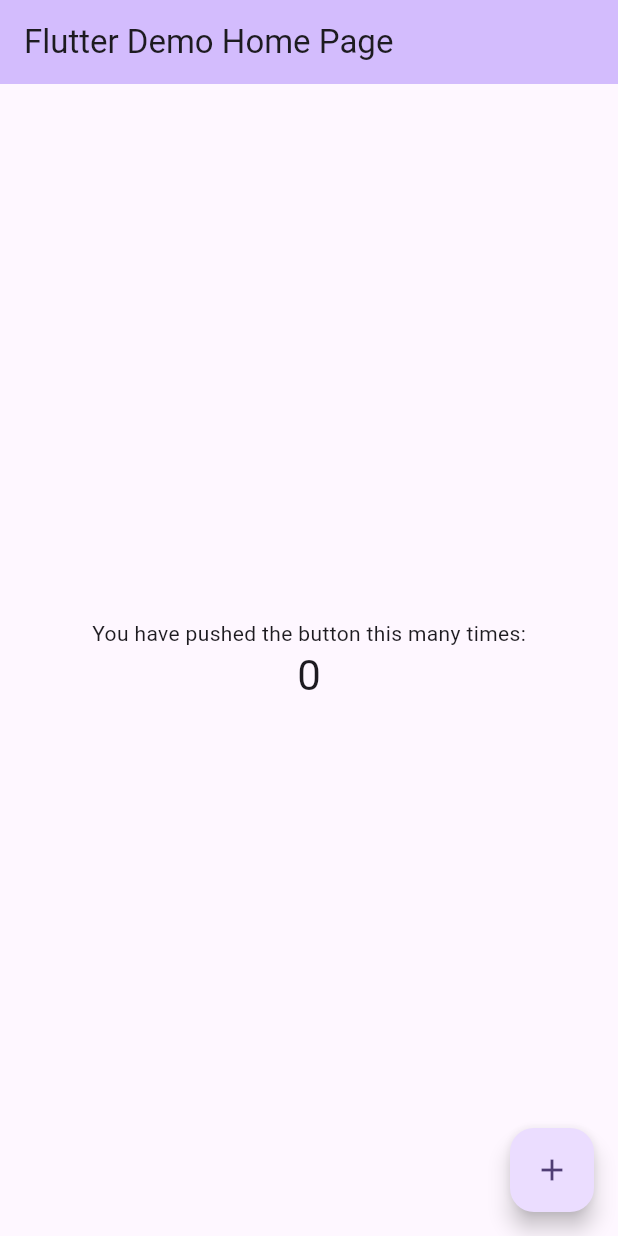
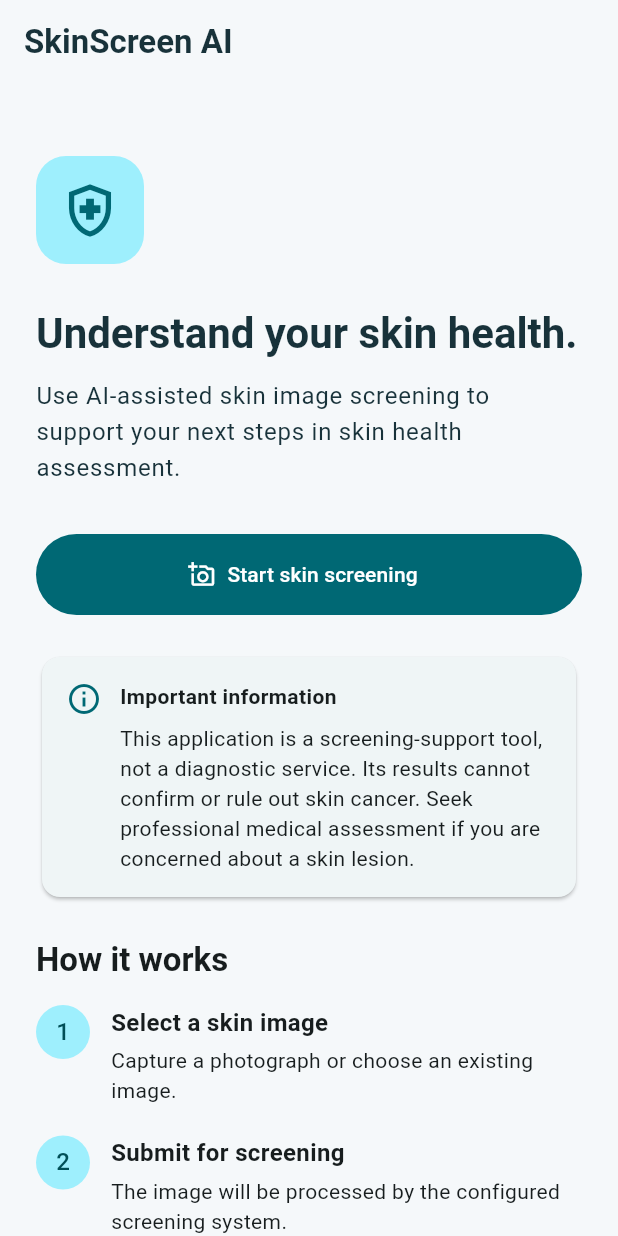
Before and after one commit to Professorgitcode/smartphone-ai-skin-cancer-screening, a Flutter app: the screen it shows after launch, on a phone screen of 412 x 824 dp. Run offline on Flutter 3.47's test engine with Material 3 defaults, Android fonts, the light colour scheme and no system bars.

Commit message:
feat: implement screening home screen

```diff
--- /dev/null
+++ b/lib/app/app.dart
@@ -0,0 +1,18 @@
+import 'package:flutter/material.dart';
+
+import 'theme.dart';
+import '../features/home/presentation/home_screen.dart';
+
+class SkinScreenApp extends StatelessWidget {
+  const SkinScreenApp({super.key});
+
+  @override
+  Widget build(BuildContext context) {
+    return MaterialApp(
+      title: 'SkinScreen AI',
+      debugShowCheckedModeBanner: false,
+      theme: AppTheme.lightTheme,
+      home: const HomeScreen(),
+    );
+  }
+}
--- /dev/null
+++ b/lib/app/theme.dart
@@ -0,0 +1,34 @@
+import 'package:flutter/material.dart';
+
+class AppTheme {
+  AppTheme._();
+
+  static const Color primaryColor = Color(0xFF087F8C);
+  static const Color backgroundColor = Color(0xFFF5F8FA);
+  static const Color textColor = Color(0xFF18323A);
+
+  static ThemeData get lightTheme {
+    return ThemeData(
+      useMaterial3: true,
+      colorScheme: ColorScheme.fromSeed(
+        seedColor: primaryColor,
+        brightness: Brightness.light,
+      ),
+      scaffoldBackgroundColor: backgroundColor,
+      appBarTheme: const AppBarTheme(
+        backgroundColor: backgroundColor,
+        foregroundColor: textColor,
+        elevation: 0,
+        centerTitle: false,
+      ),
+      textTheme: const TextTheme(
+        headlineMedium: TextStyle(
+          fontSize: 28,
+          fontWeight: FontWeight.bold,
+          color: textColor,
+        ),
+        bodyLarge: TextStyle(fontSize: 16, color: textColor),
+      ),
+    );
+  }
+}
--- /dev/null
+++ b/lib/features/home/presentation/home_screen.dart
@@ -0,0 +1,195 @@
+import 'package:flutter/material.dart';
+
+class HomeScreen extends StatelessWidget {
+  const HomeScreen({super.key});
+
+  @override
+  Widget build(BuildContext context) {
+    return Scaffold(
+      appBar: AppBar(
+        title: const Text(
+          'SkinScreen AI',
+          style: TextStyle(fontWeight: FontWeight.bold),
+        ),
+      ),
+      body: SafeArea(
+        child: SingleChildScrollView(
+          padding: const EdgeInsets.all(24),
+          child: Column(
+            crossAxisAlignment: CrossAxisAlignment.start,
+            children: [
+              const SizedBox(height: 24),
+
+              Container(
+                width: 72,
+                height: 72,
+                decoration: BoxDecoration(
+                  color: Theme.of(context).colorScheme.primaryContainer,
+                  borderRadius: BorderRadius.circular(20),
+                ),
+                child: Icon(
+                  Icons.health_and_safety_outlined,
+                  size: 42,
+                  color: Theme.of(context).colorScheme.primary,
+                ),
+              ),
+
+              const SizedBox(height: 28),
+
+              Text(
+                'Understand your skin health.',
+                style: Theme.of(context).textTheme.headlineMedium,
+              ),
+
+              const SizedBox(height: 12),
+
+              Text(
+                'Use AI-assisted skin image screening to support '
+                'your next steps in skin health assessment.',
+                style: Theme.of(context).textTheme.bodyLarge
+                    ?.copyWith(height: 1.5),
+              ),
+
+              const SizedBox(height: 32),
+
+              SizedBox(
+                width: double.infinity,
+                height: 54,
+                child: FilledButton.icon(
+                  onPressed: () {
+                    ScaffoldMessenger.of(context).showSnackBar(
+                      const SnackBar(
+                        content: Text(
+                          'Image selection will be implemented next.',
+                        ),
+                      ),
+                    );
+                  },
+                  icon: const Icon(Icons.add_a_photo_outlined),
+                  label: const Text('Start skin screening'),
+                ),
+              ),
+
+              const SizedBox(height: 24),
+
+              Card(
+                child: Padding(
+                  padding: const EdgeInsets.all(16),
+                  child: Row(
+                    crossAxisAlignment: CrossAxisAlignment.start,
+                    children: [
+                      Icon(
+                        Icons.info_outline,
+                        color: Theme.of(context).colorScheme.primary,
+                      ),
+                      const SizedBox(width: 12),
+                      const Expanded(
+                        child: Column(
+                          crossAxisAlignment: CrossAxisAlignment.start,
+                          children: [
+                            Text(
+                              'Important information',
+                              style: TextStyle(fontWeight: FontWeight.bold),
+                            ),
+                            SizedBox(height: 8),
+                            Text(
+                              'This application is a screening-support '
+                              'tool, not a diagnostic service. Its '
+                              'results cannot confirm or rule out skin '
+                              'cancer. Seek professional medical '
+                              'assessment if you are concerned about a '
+                              'skin lesion.',
+                            ),
+                          ],
+                        ),
+                      ),
+                    ],
+                  ),
+                ),
+              ),
+
+              const SizedBox(height: 24),
+
+              Text(
+                'How it works',
+                style: Theme.of(context).textTheme.titleLarge
+                    ?.copyWith(fontWeight: FontWeight.bold),
+              ),
+
+              const SizedBox(height: 16),
+
+              const _WorkflowStep(
+                number: '1',
+                title: 'Select a skin image',
+                description:
+                    'Capture a photograph or choose an existing image.',
+              ),
+
+              const _WorkflowStep(
+                number: '2',
+                title: 'Submit for screening',
+                description:
+                    'The image will be processed by the configured '
+                    'screening system.',
+              ),
+
+              const _WorkflowStep(
+                number: '3',
+                title: 'Review the result',
+                description:
+                    'Read the available screening information and '
+                    'appropriate follow-up guidance.',
+              ),
+            ],
+          ),
+        ),
+      ),
+    );
+  }
+}
+
+class _WorkflowStep extends StatelessWidget {
+  const _WorkflowStep({
+    required this.number,
+    required this.title,
+    required this.description,
+  });
+
+  final String number;
+  final String title;
+  final String description;
+
+  @override
+  Widget build(BuildContext context) {
+    return Padding(
+      padding: const EdgeInsets.only(bottom: 20),
+      child: Row(
+        crossAxisAlignment: CrossAxisAlignment.start,
+        children: [
+          CircleAvatar(radius: 18, child: Text(number)),
+          const SizedBox(width: 14),
+          Expanded(
+            child: Column(
+              crossAxisAlignment: CrossAxisAlignment.start,
+              children: [
+                Text(
+                  title,
+                  style: const TextStyle(
+                    fontWeight: FontWeight.w600,
+                    fontSize: 16,
+                  ),
+                ),
+                const SizedBox(height: 4),
+                Text(
+                  description,
+                  style: Theme.of(context).textTheme.bodyMedium
+                      ?.copyWith(height: 1.4),
+                ),
+              ],
+            ),
+          ),
+        ],
+      ),
+    );
+  }
+}
--- a/lib/main.dart
+++ b/lib/main.dart
@@ -1,122 +1,7 @@
 import 'package:flutter/material.dart';
 
+import 'app/app.dart';
+
 void main() {
-  runApp(const MyApp());
+  runApp(const SkinScreenApp());
 }
-
-class MyApp extends StatelessWidget {
-  const MyApp({super.key});
-
-  // This widget is the root of your application.
-  @override
-  Widget build(BuildContext context) {
-    return MaterialApp(
-      title: 'Flutter Demo',
-      theme: ThemeData(
-        // This is the theme of your application.
-        //
-        // TRY THIS: Try running your application with "flutter run". You'll see
-        // the application has a purple toolbar. Then, without quitting the app,
-        // try changing the seedColor in the colorScheme below to Colors.green
-        // and then invoke "hot reload" (save your changes or press the "hot
-        // reload" button in a Flutter-supported IDE, or press "r" if you used
-        // the command line to start the app).
-        //
-        // Notice that the counter didn't reset back to zero; the application
-        // state is not lost during the reload. To reset the state, use hot
-        // restart instead.
-        //
-        // This works for code too, not just values: Most code changes can be
-        // tested with just a hot reload.
-        colorScheme: .fromSeed(seedColor: Colors.deepPurple),
-      ),
-      home: const MyHomePage(title: 'Flutter Demo Home Page'),
-    );
-  }
-}
-
-class MyHomePage extends StatefulWidget {
-  const MyHomePage({super.key, required this.title});
-
-  // This widget is the home page of your application. It is stateful, meaning
-  // that it has a State object (defined below) that contains fields that affect
-  // how it looks.
-
-  // This class is the configuration for the state. It holds the values (in this
-  // case the title) provided by the parent (in this case the App widget) and
-  // used by the build method of the State. Fields in a Widget subclass are
-  // always marked "final".
-
-  final String title;
-
-  @override
-  State<MyHomePage> createState() => _MyHomePageState();
-}
-
-class _MyHomePageState extends State<MyHomePage> {
-  int _counter = 0;
-
-  void _incrementCounter() {
-    setState(() {
-      // This call to setState tells the Flutter framework that something has
-      // changed in this State, which causes it to rerun the build method below
-      // so that the display can reflect the updated values. If we changed
-      // _counter without calling setState(), then the build method would not be
-      // called again, and so nothing would appear to happen.
-      _counter++;
-    });
-  }
-
-  @override
-  Widget build(BuildContext context) {
-    // This method is rerun every time setState is called, for instance as done
-    // by the _incrementCounter method above.
-    //
-    // The Flutter framework has been optimized to make rerunning build methods
-    // fast, so that you can just rebuild anything that needs updating rather
-    // than having to individually change instances of widgets.
-    return Scaffold(
-      appBar: AppBar(
-        // TRY THIS: Try changing the color here to a specific color (to
-        // Colors.amber, perhaps?) and trigger a hot reload to see the AppBar
-        // change color while the other colors stay the same.
-        backgroundColor: Theme.of(context).colorScheme.inversePrimary,
-        // Here we take the value from the MyHomePage object that was created by
-        // the App.build method, and use it to set our appbar title.
-        title: Text(widget.title),
-      ),
-      body: Center(
-        // Center is a layout widget. It takes a single child and positions it
-        // in the middle of the parent.
-        child: Column(
-          // Column is also a layout widget. It takes a list of children and
-          // arranges them vertically. By default, it sizes itself to fit its
-          // children horizontally, and tries to be as tall as its parent.
-          //
-          // Column has various properties to control how it sizes itself and
-          // how it positions its children. Here we use mainAxisAlignment to
-          // center the children vertically; the main axis here is the vertical
-          // axis because Columns are vertical (the cross axis would be
-          // horizontal).
-          //
-          // TRY THIS: Invoke "debug painting" (choose the "Toggle Debug Paint"
-          // action in the IDE, or press "p" in the console), to see the
-          // wireframe for each widget.
-          mainAxisAlignment: .center,
-          children: [
-            const Text('You have pushed the button this many times:'),
-            Text(
-              '$_counter',
-              style: Theme.of(context).textTheme.headlineMedium,
-            ),
-          ],
-        ),
-      ),
-      floatingActionButton: FloatingActionButton(
-        onPressed: _incrementCounter,
-        tooltip: 'Increment',
-        child: const Icon(Icons.add),
-      ),
-    );
-  }
-}
```
Also changed, not shown: 1 other file.
